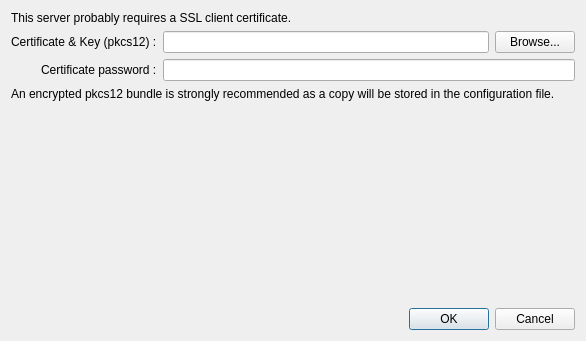
Old version of the form src/gui/addcertificatedialog.ui in the repository nextcloud/desktop.
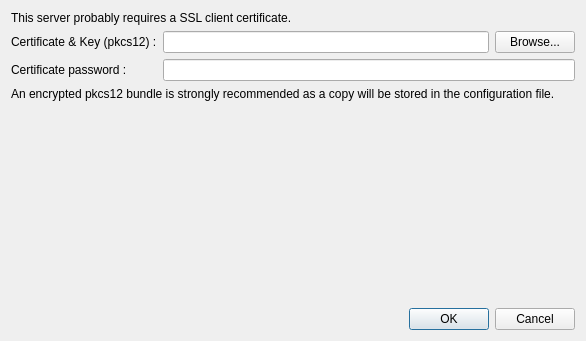
New version of the form.

Commit message: Gui: Remove usage of grid layout from most remaingin forms

The edit to the form file:
```diff
--- a/src/gui/addcertificatedialog.ui
+++ b/src/gui/addcertificatedialog.ui
@@ -16,8 +16,8 @@
   <property name="windowTitle">
    <string>SSL client certificate authentication</string>
   </property>
-  <layout class="QGridLayout" name="gridLayout">
-   <item row="0" column="0" colspan="4">
+  <layout class="QVBoxLayout" name="verticalLayout">
+   <item>
     <widget class="QLabel" name="labelErrorMessage">
      <property name="text">
       <string>This server probably requires a SSL client certificate.</string>
@@ -27,35 +27,41 @@
      </property>
     </widget>
    </item>
-   <item row="1" column="0" colspan="2">
-    <widget class="QLabel" name="labelCertificateFile">
-     <property name="text">
-      <string>Certificate &amp; Key (pkcs12) :</string>
-     </property>
-    </widget>
-   </item>
-   <item row="1" column="2">
+   <item>
+    <layout class="QFormLayout" name="formLayout">
+     <item row="0" column="1">
+      <layout class="QHBoxLayout" name="horizontalLayout_3">
+       <item>
     <widget class="QLineEdit" name="lineEditCertificatePath">
      <property name="text">
       <string/>
      </property>
     </widget>
    </item>
-   <item row="1" column="3">
+       <item>
     <widget class="QPushButton" name="pushButtonBrowseCertificate">
      <property name="text">
       <string>Browse...</string>
      </property>
     </widget>
    </item>
-   <item row="2" column="1">
+      </layout>
+     </item>
+     <item row="0" column="0">
+      <widget class="QLabel" name="labelCertificateFile">
+       <property name="text">
+        <string>Certificate &amp; Key (pkcs12) :</string>
+       </property>
+      </widget>
+     </item>
+     <item row="1" column="0">
     <widget class="QLabel" name="labelPWDCertificate">
      <property name="text">
       <string>Certificate password :</string>
      </property>
     </widget>
    </item>
-   <item row="2" column="2" colspan="2">
+     <item row="1" column="1">
     <widget class="QLineEdit" name="lineEditPWDCertificate">
      <property name="text">
       <string/>
@@ -65,7 +71,9 @@
      </property>
     </widget>
    </item>
-   <item row="3" column="0" colspan="4">
+    </layout>
+   </item>
+   <item>
     <widget class="QLabel" name="label">
      <property name="text">
       <string>An encrypted pkcs12 bundle is strongly recommended as a copy will be stored in the configuration file.</string>
@@ -75,7 +83,7 @@
      </property>
     </widget>
    </item>
-   <item row="4" column="0">
+   <item>
     <widget class="QLabel" name="labelErrorCertif">
      <property name="palette">
       <palette>
@@ -98,6 +106,15 @@
           </color>
          </brush>
         </colorrole>
+        <colorrole role="PlaceholderText">
+         <brush brushstyle="NoBrush">
+          <color alpha="128">
+           <red>231</red>
+           <green>23</green>
+           <blue>12</blue>
+          </color>
+         </brush>
+        </colorrole>
        </active>
        <inactive>
         <colorrole role="WindowText">
@@ -118,6 +135,15 @@
           </color>
          </brush>
         </colorrole>
+        <colorrole role="PlaceholderText">
+         <brush brushstyle="NoBrush">
+          <color alpha="128">
+           <red>231</red>
+           <green>23</green>
+           <blue>12</blue>
+          </color>
+         </brush>
+        </colorrole>
        </inactive>
        <disabled>
         <colorrole role="WindowText">
@@ -138,6 +164,15 @@
           </color>
          </brush>
         </colorrole>
+        <colorrole role="PlaceholderText">
+         <brush brushstyle="NoBrush">
+          <color alpha="128">
+           <red>231</red>
+           <green>23</green>
+           <blue>12</blue>
+          </color>
+         </brush>
+        </colorrole>
        </disabled>
       </palette>
      </property>
@@ -146,7 +181,7 @@
      </property>
     </widget>
    </item>
-   <item row="5" column="0">
+   <item>
     <spacer name="verticalSpacer">
      <property name="orientation">
       <enum>Qt::Vertical</enum>
@@ -159,7 +194,7 @@
      </property>
     </spacer>
    </item>
-   <item row="6" column="0" colspan="4">
+   <item>
     <widget class="QDialogButtonBox" name="buttonBox">
      <property name="orientation">
       <enum>Qt::Horizontal</enum>
```
Lines whose indentation alone changed are shown as unchanged. The commit also changes 13 other files.
